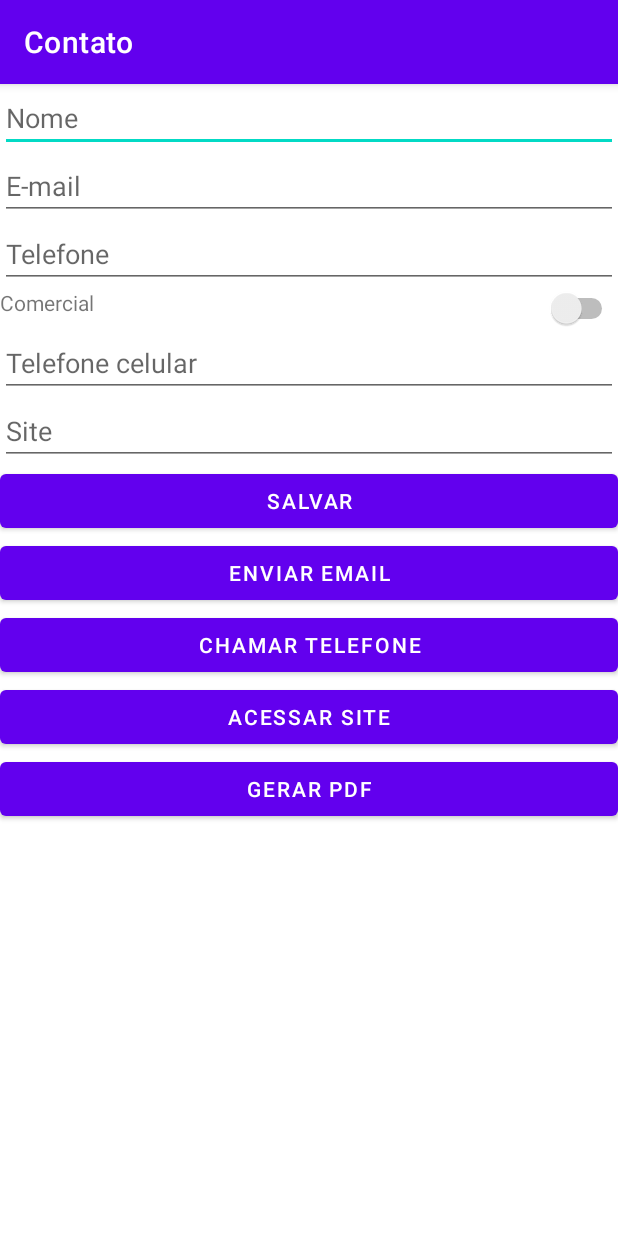
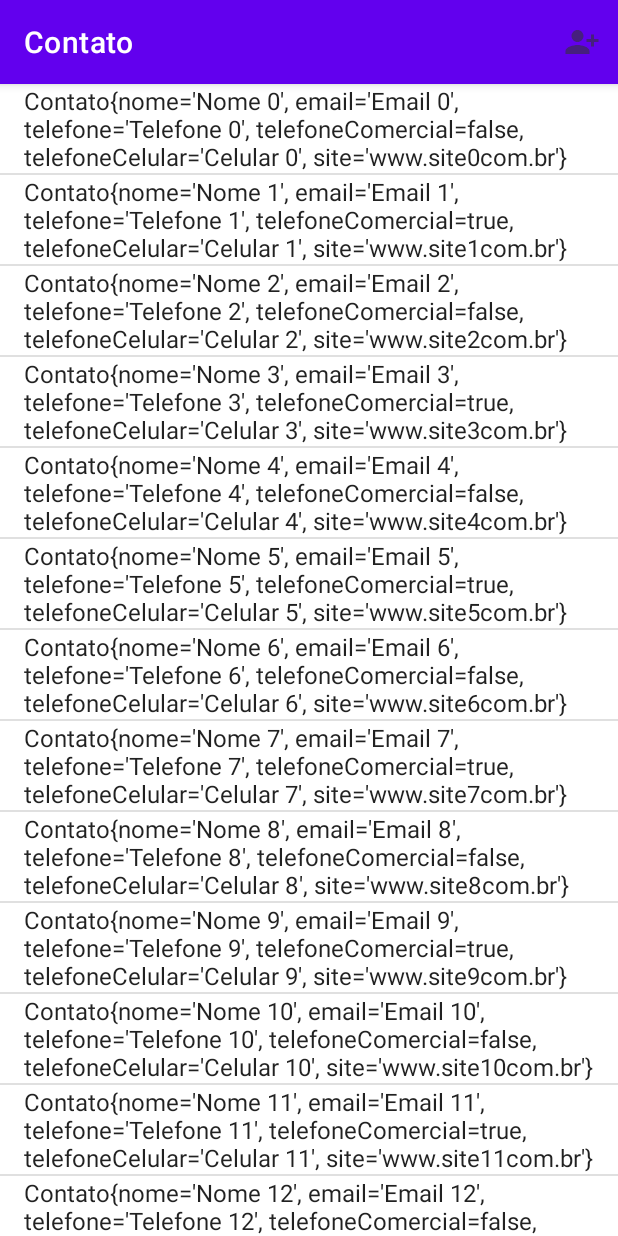
Before and after one commit to imiranda1/ifsp, an Android app: the screen it shows after launch (MainActivity before the commit, ContatosActivity after it), on a phone screen of 412 x 824 dp. Run offline under Robolectric (Android 15) with nearby library versions, the phone set to English and light mode, and no system bars.

Commit message:
commit aula 06/05

```diff
--- /dev/null
+++ b/Contato/app/src/main/java/br/com/imiranda/contato/ContatosActivity.java
@@ -0,0 +1,85 @@
+package br.com.imiranda.contato;
+
+import androidx.annotation.NonNull;
+import androidx.annotation.Nullable;
+import androidx.appcompat.app.AppCompatActivity;
+
+import android.content.Intent;
+import android.os.Bundle;
+import android.view.Menu;
+import android.view.MenuItem;
+import android.widget.ArrayAdapter;
+
+import java.util.ArrayList;
+
+import br.com.imiranda.contato.databinding.ActivityContatosBinding;
+
+public class ContatosActivity extends AppCompatActivity {
+    private ActivityContatosBinding activityContatosBinding;
+    private ArrayList<Contato> contatosList;
+    private ArrayAdapter<String> contatosAdapter;
+    private final int NOVO_CONTATO_REQUEST_CODE = 0;
+
+    @Override
+    protected void onCreate(Bundle savedInstanceState) {
+        super.onCreate(savedInstanceState);
+        activityContatosBinding = ActivityContatosBinding.inflate(getLayoutInflater());
+        setContentView(activityContatosBinding.getRoot());
+        //Instanciar DataSource
+        contatosList = new ArrayList<>();
+        popularContatosList();
+
+        //Instanciar DataSource
+        contatosAdapter = new ArrayAdapter(
+                this,
+                android.R.layout.simple_list_item_1,
+                contatosList);
+
+        //Associando o adapter ao ListView
+        activityContatosBinding.contatosLv.setAdapter(contatosAdapter);
+    }
+
+    private void popularContatosList(){
+        for (int i = 0; i < 20; i++){
+            contatosList.add(
+                    new Contato(
+                            "Nome "+ i,
+                            "Email "+ i,
+                            "Telefone "+i,
+                            (i % 2 ==0 )?false:true,
+                            "Celular "+i,
+                            "www.site" + i + "com.br"
+                    )
+            );
+        }
+    }
+
+    @Override
+    public boolean onPrepareOptionsMenu(Menu menu) {
+        getMenuInflater().inflate(R.menu.menu_contatos,menu);
+        return true;
+    }
+
+    @Override
+    public boolean onOptionsItemSelected(@NonNull MenuItem item) {
+        if(item.getItemId() == R.id.novoContatoMi){
+            Intent novoContatoIntent = new Intent(this, ContatoActivity.class);
+            startActivityForResult(novoContatoIntent,NOVO_CONTATO_REQUEST_CODE);
+            return true;
+        }
+        return false;
+
+    }
+
+    @Override
+    protected void onActivityResult(int requestCode, int resultCode, @Nullable Intent data) {
+        super.onActivityResult(requestCode, resultCode, data);
+        if(requestCode == NOVO_CONTATO_REQUEST_CODE && requestCode == RESULT_OK){
+            Contato contato = (Contato) data.getSerializableExtra(Intent.EXTRA_USER);
+            if(contato != null){
+                contatosList.add(contato);
+                contatosAdapter.notifyDataSetChanged();
+            }
+        }
+    }
+}
--- /dev/null
+++ b/Contato/app/src/main/res/drawable-anydpi/ic_novo_contato.xml
@@ -0,0 +1,11 @@
+<vector xmlns:android="http://schemas.android.com/apk/res/android"
+    android:width="24dp"
+    android:height="24dp"
+    android:viewportWidth="24"
+    android:viewportHeight="24"
+    android:tint="#333333"
+    android:alpha="0.6">
+  <path
+      android:fillColor="@android:color/white"
+      android:pathData="M13,8c0,-2.21 -1.79,-4 -4,-4S5,5.79 5,8s1.79,4 4,4S13,10.21 13,8zM15,10v2h3v3h2v-3h3v-2h-3V7h-2v3H15zM1,18v2h16v-2c0,-2.66 -5.33,-4 -8,-4S1,15.34 1,18z"/>
+</vector>
--- a/Contato/app/src/main/res/layout/activity_main.xml
+++ b/Contato/app/src/main/res/layout/activity_contato.xml
@@ -4,7 +4,7 @@
     xmlns:tools="http://schemas.android.com/tools"
     android:layout_width="match_parent"
     android:layout_height="match_parent"
-    tools:context=".MainActivity">
+    tools:context=".ContatoActivity">
 
 
     <EditText
--- /dev/null
+++ b/Contato/app/src/main/res/layout/activity_contatos.xml
@@ -0,0 +1,8 @@
+<?xml version="1.0" encoding="utf-8"?>
+<ListView xmlns:android="http://schemas.android.com/apk/res/android"
+    xmlns:app="http://schemas.android.com/apk/res-auto"
+    xmlns:tools="http://schemas.android.com/tools"
+    android:layout_width="match_parent"
+    android:layout_height="match_parent"
+    android:id="@+id/contatosLv"
+    tools:context=".ContatosActivity"/>
--- /dev/null
+++ b/Contato/app/src/main/res/menu/menu_contatos.xml
@@ -0,0 +1,9 @@
+<?xml version="1.0" encoding="utf-8"?>
+<menu xmlns:android="http://schemas.android.com/apk/res/android"
+    xmlns:app="http://schemas.android.com/apk/res-auto">
+    <item
+        android:id="@+id/novoContatoMi"
+        android:title="Novo Contato"
+        android:icon="@drawable/ic_novo_contato"
+        app:showAsAction="ifRoom"/>
+</menu>
```
Also changed, not shown: Contato/app/src/main/AndroidManifest.xml (+5 -3 lines), Contato/app/src/main/java/br/com/imiranda/contato/ContatoActivity.java (renamed from Contato/app/src/main/java/br/com/imiranda/contato/MainActivity.java, +15 -13 lines), Contato/app/src/main/res/drawable-hdpi/ic_novo_contato.png (added), Contato/app/src/main/res/drawable-mdpi/ic_novo_contato.png (added), Contato/app/src/main/res/drawable-xhdpi/ic_novo_contato.png (added), Contato/app/src/main/res/drawable-xxhdpi/ic_novo_contato.png (added).
